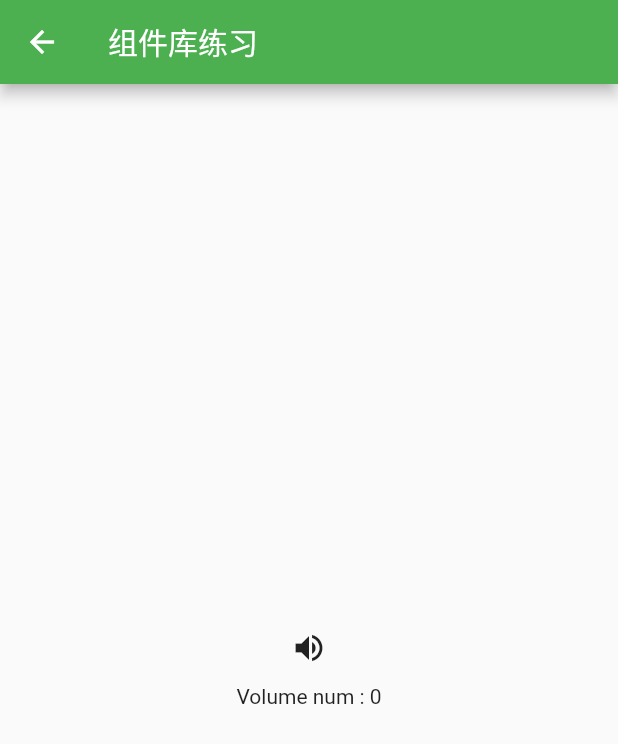
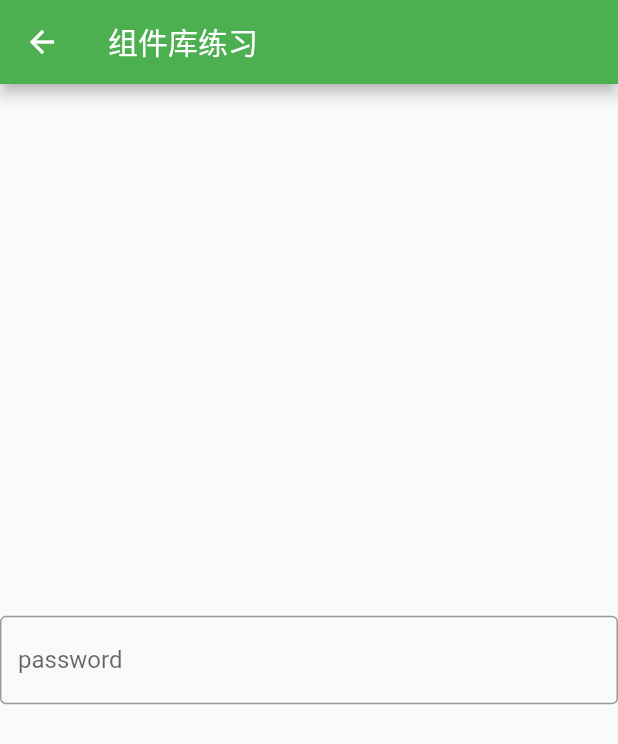
Before and after one commit to Esuol/flutter-exercise-widget, a Flutter app: the CustomPage screen opened directly, on a phone screen of 412 x 824 dp. Shown: the top 744 px of the screen. Run offline on Flutter 3.47's test engine with Material 2 defaults, Android fonts, the phone set to English and light mode, and no system bars; missing offline and left inert: random_color.

Commit message:
feat: TextField

```diff
--- /dev/null
+++ b/lib/MaterialComponents/Input/textFiled.dart
@@ -0,0 +1,16 @@
+import 'package:flutter/material.dart';
+
+class TextFieldScreen extends StatelessWidget {
+  @override
+  Widget build(BuildContext context) {
+    return new Column(
+      mainAxisAlignment: MainAxisAlignment.center,
+      children: <Widget>[
+        TextField(
+          obscureText: true,
+          decoration: InputDecoration(border: OutlineInputBorder(), labelText: 'password'),
+        )
+      ],
+    );
+  }
+}
--- a/lib/main.dart
+++ b/lib/main.dart
@@ -22,6 +22,7 @@ import 'package:my_app_2/MaterialComponents/button/button.dart';
 import 'package:my_app_2/MaterialComponents/button/flatingActionButton.dart';
 import 'package:my_app_2/MaterialComponents/button/flatButton.dart';
 import 'package:my_app_2/MaterialComponents/button/iconButton.dart';
+import 'package:my_app_2/MaterialComponents/Input/textFiled.dart';
 
 void main() => runApp(new MyApp());
 
@@ -31,7 +32,7 @@ class CustomPage extends StatelessWidget {
     return new Scaffold(
         appBar: new AppBar(title: new Text('组件库练习')),
         body: new Center(
-          child: new IconButtonStateScreen(),
+          child: new TextFieldScreen(),
         ));
     // body: DefaultTabController(
     //   length: 3,
```
